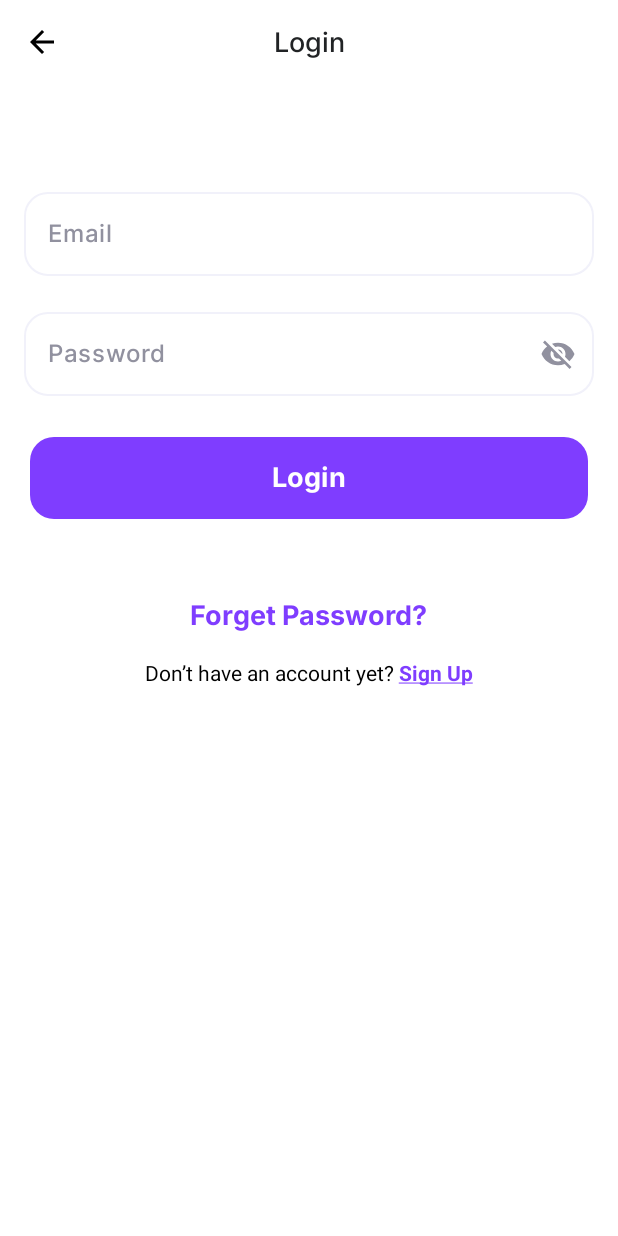
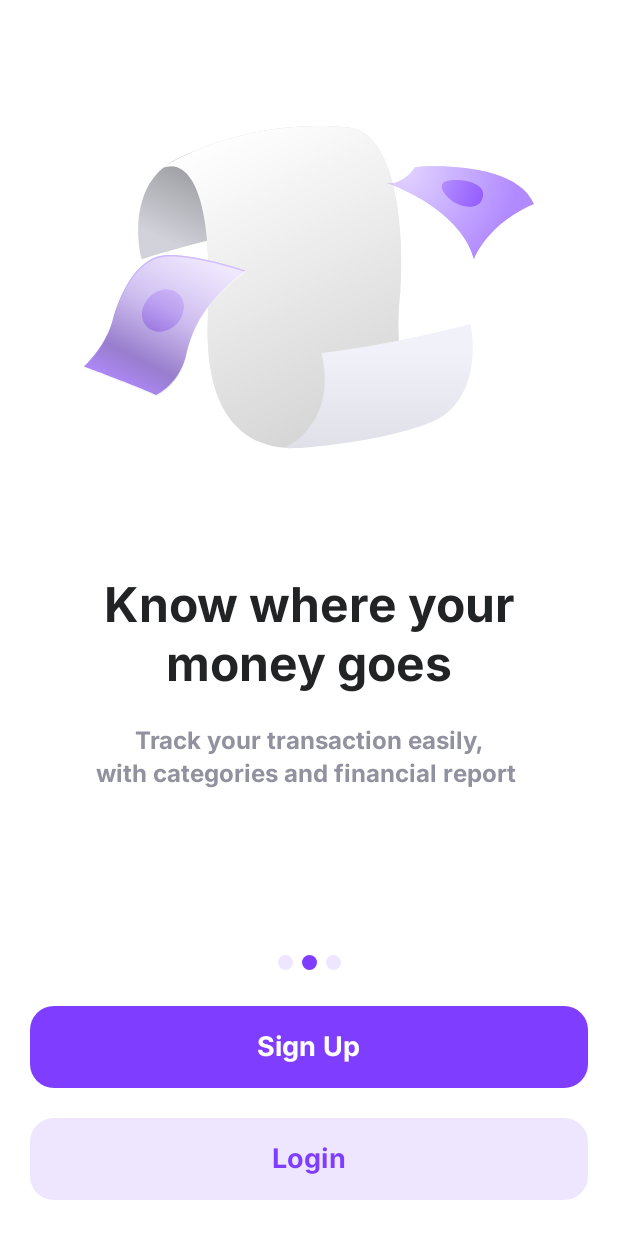
Before and after one commit to pankaj-verma55/Costlytic-Money-Management-app, an Android app built with Jetpack Compose: the screen it shows after launch (MainActivity), on a phone screen of 412 x 824 dp. Run offline under Robolectric (Android 15) with nearby library versions, the phone set to English and light mode, and no system bars; our stand-ins replace Firebase (no records; nobody signed in at launch, a user with empty details on screens opened directly).

Commit message:
SplashScreen.kt done

```diff
--- a/app/src/main/java/com/example/costlyticmoneymanagement/MainActivity.kt
+++ b/app/src/main/java/com/example/costlyticmoneymanagement/MainActivity.kt
@@ -17,7 +17,9 @@ import androidx.navigation.compose.rememberNavController
 import com.example.costlyticmoneymanagement.ui.theme.CostlyticMoneyManagementTheme
 import com.example.costlyticmoneymanagement.view.navigation.Screen
 import com.example.costlyticmoneymanagement.view.screen.LoginScreen
+import com.example.costlyticmoneymanagement.view.screen.NavigationScreen
 import com.example.costlyticmoneymanagement.view.screen.SignUpScreen
+import com.example.costlyticmoneymanagement.view.screen.SplashScreen
 import com.google.firebase.FirebaseApp
 
 class MainActivity : ComponentActivity() {
@@ -29,16 +31,41 @@ class MainActivity : ComponentActivity() {
             val navController = rememberNavController()
             NavHost(
                 navController = navController,
-                startDestination = Screen.Login.route
+                startDestination = Screen.Splash.route
             ) {
+                composable(Screen.Splash.route) {
+                    SplashScreen(
+                        onNavigateNext = {
+                            navController.navigate(Screen.Navigation.route) {
+                                popUpTo(Screen.Splash.route) { inclusive = true }
+                            }
+                        }
+                    )
+                }
+
+                // 2. Navigation / Onboarding Screen (Placeholder until you share NavigationActivity)
+                composable(Screen.Navigation.route) {
+                    NavigationScreen(
+                        onNavigateToSignUp = {
+                            navController.navigate(Screen.SignUp.route)
+                        },
+                        onNavigateToLogin = {
+                            navController.navigate(Screen.Login.route)
+                        },
+                        onAutoLoginToDashboard = {
+                            // Replaces FLAG_ACTIVITY_NEW_TASK or FLAG_ACTIVITY_CLEAR_TASK + finish()
+                            navController.navigate(Screen.Dashboard.route) {
+                                popUpTo(Screen.Navigation.route) { inclusive = true }
+                            }
+                        }
+                    )
+                }
                 composable(Screen.Login.route) {
                     LoginScreen(
                         onBackClick = {
                             navController.popBackStack()
                         },
                         onLoginSuccess = {
-                            // Navigate to Dashboard and remove Login from backstack
-                            // so pressing Back on Dashboard doesn't return to Login
                             navController.navigate(Screen.Dashboard.route) {
                                 popUpTo(Screen.Login.route) { inclusive = true }
                             }
--- a/app/src/main/java/com/example/costlyticmoneymanagement/view/navigation/Screen.kt
+++ b/app/src/main/java/com/example/costlyticmoneymanagement/view/navigation/Screen.kt
@@ -1,6 +1,8 @@
 package com.example.costlyticmoneymanagement.view.navigation
 
 sealed class Screen(val route: String) {
+    object Splash : Screen("splash")
+    object Navigation : Screen("navigation")
     object Login : Screen("login")
     object SignUp : Screen("signup")
     object ForgetPassword : Screen("forget_password")
--- /dev/null
+++ b/app/src/main/java/com/example/costlyticmoneymanagement/view/screen/NavigationScreen.kt
@@ -0,0 +1,208 @@
+package com.example.costlyticmoneymanagement.view.screen
+
+import androidx.annotation.DrawableRes
+import androidx.compose.foundation.Image
+import androidx.compose.foundation.background
+import androidx.compose.foundation.layout.*
+import androidx.compose.foundation.pager.HorizontalPager
+import androidx.compose.foundation.pager.rememberPagerState
+import androidx.compose.foundation.shape.CircleShape
+import androidx.compose.foundation.shape.RoundedCornerShape
+import androidx.compose.material3.Button
+import androidx.compose.material3.ButtonDefaults
+import androidx.compose.material3.Text
+import androidx.compose.runtime.Composable
+import androidx.compose.runtime.LaunchedEffect
+import androidx.compose.ui.Alignment
+import androidx.compose.ui.Modifier
+import androidx.compose.ui.draw.clip
+import androidx.compose.ui.graphics.Color
+import androidx.compose.ui.graphics.graphicsLayer
+import androidx.compose.ui.res.painterResource
+import androidx.compose.ui.text.font.Font
+import androidx.compose.ui.text.font.FontFamily
+import androidx.compose.ui.text.style.TextAlign
+import androidx.compose.ui.unit.dp
+import androidx.compose.ui.unit.sp
+import com.example.costlyticmoneymanagement.R
+import com.google.firebase.auth.FirebaseAuth
+import kotlinx.coroutines.delay
+import kotlin.math.abs
+
+private data class OnboardingPage(
+    @DrawableRes val imageRes: Int,
+    val title: String,
+    val description: String
+)
+
+@Composable
+fun NavigationScreen(
+    onNavigateToSignUp: () -> Unit,
+    onNavigateToLogin: () -> Unit,
+    onAutoLoginToDashboard: () -> Unit
+) {
+    // Replaces onStart() Firebase currentUser check
+    LaunchedEffect(Unit) {
+        val currentUser = FirebaseAuth.getInstance().currentUser
+        if (currentUser != null) {
+            onAutoLoginToDashboard()
+        }
+    }
+
+    val interBold = FontFamily(Font(R.font.inter_bold))
+
+    // Exact data from first_screen_fragment, second_screen_fragment, third_screen_fragment
+    val pages = listOf(
+        OnboardingPage(
+            imageRes = R.drawable.ic_onboarding1,
+            title = "Gain total control\n of your money",
+            description = "Become your own money manager \nand make every cent count"
+        ),
+        OnboardingPage(
+            imageRes = R.drawable.ic_onboarding2,
+            title = "Know where your\nmoney goes",
+            description = "Track your transaction easily,\nwith categories and financial report "
+        ),
+        OnboardingPage(
+            imageRes = R.drawable.ic_onboarding3,
+            title = "Planning ahead",
+            description = "Setup your budget for each category\nso you in control"
+        )
+    )
+
+    val pagerState = rememberPagerState(initialPage = 0, pageCount = { pages.size })
+
+    // Replaces Handler().postDelayed(runnable, 3000) auto-scroll loop
+    LaunchedEffect(pagerState) {
+        while (true) {
+            delay(3000L)
+            val nextPage = if (pagerState.currentPage < pages.size - 1) {
+                pagerState.currentPage + 1
+            } else {
+                0
+            }
+            pagerState.animateScrollToPage(nextPage)
+        }
+    }
+
+    Column(
+        modifier = Modifier
+            .fillMaxSize()
+            .background(Color.White)
+            .systemBarsPadding(),
+        horizontalAlignment = Alignment.CenterHorizontally
+    ) {
+        // ViewPager2 replacement with your exact alpha PageTransformer
+        HorizontalPager(
+            state = pagerState,
+            modifier = Modifier
+                .fillMaxWidth()
+                .weight(1f)
+        ) { page ->
+            val pageOffset = (pagerState.currentPage - page) + pagerState.currentPageOffsetFraction
+
+            Column(
+                modifier = Modifier
+                    .fillMaxSize()
+                    .graphicsLayer {
+                        // Replaces page.alpha = 1 - abs(position)
+                        alpha = (1f - abs(pageOffset)).coerceIn(0f, 1f)
+                    },
+                horizontalAlignment = Alignment.CenterHorizontally
+            ) {
+                Image(
+                    painter = painterResource(id = pages[page].imageRes),
+                    contentDescription = null,
+                    modifier = Modifier.padding(top = 32.dp)
+                )
+
+                Text(
+                    text = pages[page].title,
+                    fontFamily = interBold,
+                    fontSize = 32.sp,
+                    lineHeight = 39.sp,
+                    color = Color(0xFF212325),
+                    textAlign = TextAlign.Center,
+                    modifier = Modifier
+                        .padding(top = 40.dp)
+                        .padding(horizontal = 49.dp)
+                )
+
+                Text(
+                    text = pages[page].description,
+                    fontFamily = interBold,
+                    fontSize = 16.sp,
+                    lineHeight = 22.sp,
+                    color = Color(0xFF91919F),
+                    textAlign = TextAlign.Center,
+                    modifier = Modifier
+                        .padding(top = 20.dp)
+                        .padding(horizontal = 49.dp)
+                )
+            }
+        }
+
+        // 3-Dot Page Indicator (Replaces dottedIndicatorLayout)
+        Row(
+            horizontalArrangement = Arrangement.spacedBy(6.dp),
+            verticalAlignment = Alignment.CenterVertically,
+            modifier = Modifier.padding(24.dp)
+        ) {
+            repeat(pages.size) { index ->
+                val isSelected = pagerState.currentPage == index
+                Box(
+                    modifier = Modifier
+                        .size(10.dp)
+                        .clip(CircleShape)
+                        .background(
+                            if (isSelected) Color(0xFF7F3DFF) else Color(0xFFEEE5FF)
+                        )
+                )
+            }
+        }
+
+        // Sign Up Button (DarkPurpleButton)
+        Button(
+            onClick = onNavigateToSignUp,
+            colors = ButtonDefaults.buttonColors(
+                containerColor = Color(0xFF7F3DFF),
+                contentColor = Color.White
+            ),
+            shape = RoundedCornerShape(16.dp),
+            contentPadding = PaddingValues(vertical = 16.dp),
+            modifier = Modifier
+                .fillMaxWidth()
+                .padding(horizontal = 20.dp)
+                .padding(bottom = 20.dp)
+        ) {
+            Text(
+                text = "Sign Up",
+                fontFamily = interBold,
+                fontSize = 18.sp,
+                color = Color.White
+            )
+        }
+
+        // Login Button (LightPurpleButton)
+        Button(
+            onClick = onNavigateToLogin,
+            colors = ButtonDefaults.buttonColors(
+                containerColor = Color(0xFFEEE5FF),
+                contentColor = Color(0xFF7F3DFF)
+            ),
+            shape = RoundedCornerShape(16.dp),
+            contentPadding = PaddingValues(vertical = 16.dp),
+            modifier = Modifier
+                .fillMaxWidth()
+                .padding(horizontal = 20.dp)
+                .padding(bottom = 24.dp)
+        ) {
+            Text(
+                text = "Login",
+                fontFamily = interBold,
+                fontSize = 18.sp,
+                color = Color(0xFF7F3DFF)
+            )
+        }
+    }
+}
--- /dev/null
+++ b/app/src/main/java/com/example/costlyticmoneymanagement/view/screen/SplashScreen.kt
@@ -0,0 +1,29 @@
+package com.example.costlyticmoneymanagement.view.screen
+
+import androidx.compose.foundation.background
+import androidx.compose.foundation.layout.Box
+import androidx.compose.foundation.layout.fillMaxSize
+import androidx.compose.foundation.layout.systemBarsPadding
+import androidx.compose.runtime.Composable
+import androidx.compose.runtime.LaunchedEffect
+import androidx.compose.ui.Modifier
+import androidx.compose.ui.graphics.Color
+import kotlinx.coroutines.delay
+
+@Composable
+fun SplashScreen(
+    onNavigateNext: () -> Unit
+) {
+    // Replaces Handler().postDelayed({ ... }, 3000)
+    LaunchedEffect(Unit) {
+        delay(3000L)
+        onNavigateNext()
+    }
+
+    Box(
+        modifier = Modifier
+            .fillMaxSize()
+            .background(Color(0xFF7F3DFF))
+            .systemBarsPadding()
+    )
+}
```
